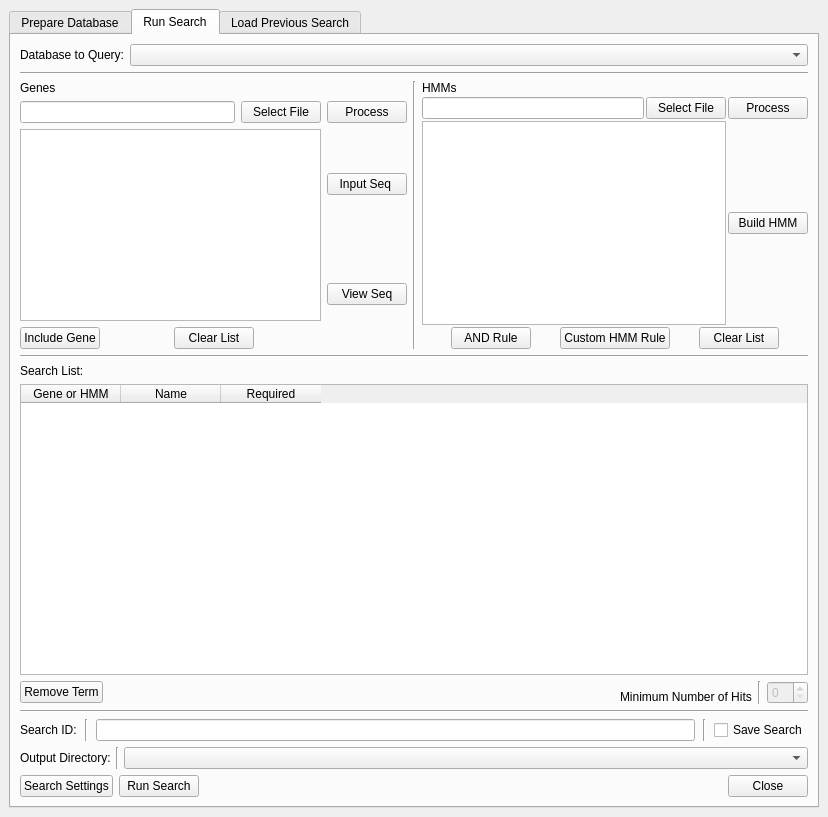
Qt form mainGui.ui (emzodls/clusterArch) before a commit.
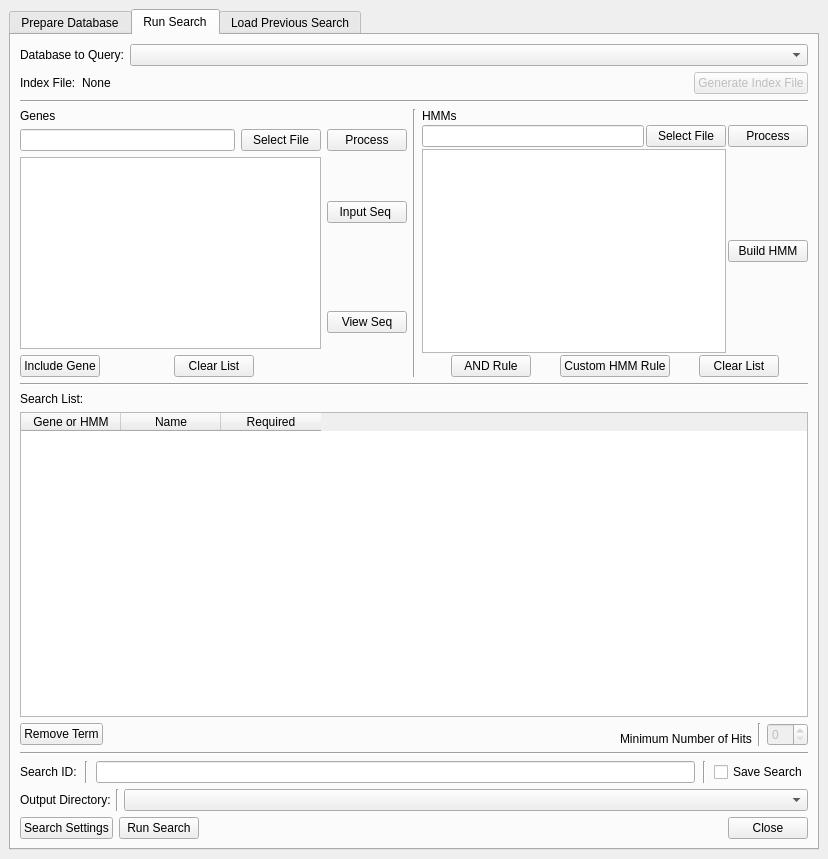
The same form after that commit.

Commit message: GUI handles to generate index files on database

```diff
--- a/mainGui.ui
+++ b/mainGui.ui
@@ -7,7 +7,7 @@
     <x>0</x>
     <y>0</y>
     <width>828</width>
-    <height>817</height>
+    <height>859</height>
    </rect>
   </property>
   <property name="sizePolicy">
@@ -1540,7 +1540,7 @@
        <attribute name="title">
         <string>Run Search</string>
        </attribute>
-       <layout class="QVBoxLayout" name="verticalLayout_8" stretch="0,0,1,0,1,2,0,0,0,0">
+       <layout class="QVBoxLayout" name="verticalLayout_8" stretch="0,0,0,1,0,1,2,0,0,0,0">
         <item>
          <layout class="QHBoxLayout" name="horizontalLayout">
           <item>
@@ -1576,6 +1576,65 @@
           </item>
          </layout>
         </item>
+        <item>
+         <layout class="QHBoxLayout" name="horizontalLayout_43">
+          <item alignment="Qt::AlignLeft">
+           <widget class="QLabel" name="label_39">
+            <property name="sizePolicy">
+             <sizepolicy hsizetype="Fixed" vsizetype="MinimumExpanding">
+              <horstretch>0</horstretch>
+              <verstretch>0</verstretch>
+             </sizepolicy>
+            </property>
+            <property name="text">
+             <string>Index File:</string>
+            </property>
+           </widget>
+          </item>
+          <item alignment="Qt::AlignLeft">
+           <widget class="QLabel" name="idxPath">
+            <property name="sizePolicy">
+             <sizepolicy hsizetype="Preferred" vsizetype="MinimumExpanding">
+              <horstretch>0</horstretch>
+              <verstretch>0</verstretch>
+             </sizepolicy>
+            </property>
+            <property name="text">
+             <string>None</string>
+            </property>
+           </widget>
+          </item>
+          <item>
+           <spacer name="horizontalSpacer_2">
+            <property name="orientation">
+             <enum>Qt::Horizontal</enum>
+            </property>
+            <property name="sizeHint" stdset="0">
+             <size>
+              <width>40</width>
+              <height>20</height>
+             </size>
+            </property>
+           </spacer>
+          </item>
+          <item>
+           <widget class="QPushButton" name="generateIdxBtn">
+            <property name="enabled">
+             <bool>false</bool>
+            </property>
+            <property name="sizePolicy">
+             <sizepolicy hsizetype="Fixed" vsizetype="MinimumExpanding">
+              <horstretch>0</horstretch>
+              <verstretch>0</verstretch>
+             </sizepolicy>
+            </property>
+            <property name="text">
+             <string>Generate Index File</string>
+            </property>
+           </widget>
+          </item>
+         </layout>
+        </item>
         <item>
          <widget class="Line" name="line_2">
           <property name="orientation">
```
Left out of the diff: 2 changed lines with no effect on the pictures. The commit also changes 2 other files.
